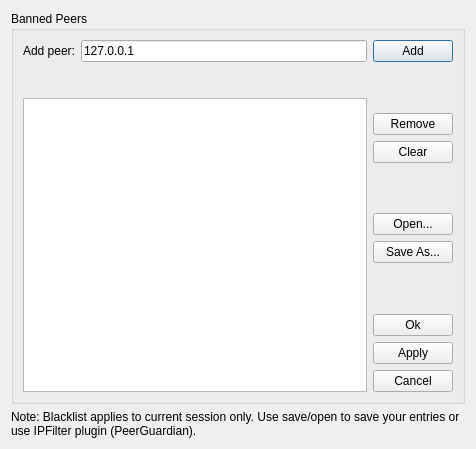
Above: ktorrent/ipfilterwidget.ui from KDE/ktorrent before the change. Below: the same form after it.
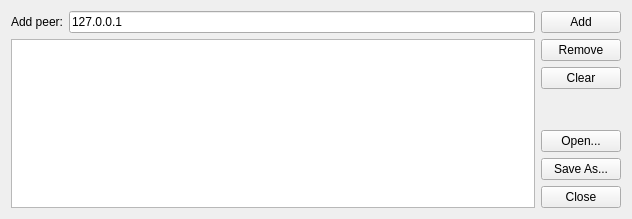
That is the form after the change. Custom widgets are drawn as their Qt base class.

Commit message:
Start of IP filter revamp.
Note: IP filter plugin is disabled for now, it still needs to be fixed

The edit to the form file:
```diff
--- a/ktorrent/ipfilterwidget.ui
+++ b/ktorrent/ipfilterwidget.ui
@@ -1,26 +1,20 @@
 <ui version="4.0" >
- <class>IPFilterWidgetBase</class>
- <widget class="QDialog" name="IPFilterWidgetBase" >
+ <class>IPFilterWidget</class>
+ <widget class="QWidget" name="IPFilterWidget" >
   <property name="geometry" >
    <rect>
     <x>0</x>
     <y>0</y>
-    <width>476</width>
-    <height>449</height>
+    <width>632</width>
+    <height>219</height>
    </rect>
   </property>
   <property name="windowTitle" >
    <string>KTorrent Blacklisted Peers</string>
   </property>
-  <layout class="QGridLayout" >
+  <layout class="QGridLayout" name="gridLayout" >
    <item row="0" column="0" >
-    <widget class="QGroupBox" name="groupBox" >
-     <property name="title" >
-      <string>Banned Peers</string>
-     </property>
-     <layout class="QGridLayout" >
-      <item row="0" column="0" >
-       <layout class="QHBoxLayout" >
+    <layout class="QHBoxLayout" name="horizontalLayout" >
         <item>
          <widget class="QLabel" name="label" >
           <property name="text" >
@@ -29,7 +23,7 @@
          </widget>
         </item>
         <item>
-         <widget class="QLineEdit" name="peerIP" >
+      <widget class="KLineEdit" name="m_ip_to_add" >
           <property name="text" >
            <string>127.0.0.1</string>
           </property>
@@ -37,140 +31,83 @@
         </item>
        </layout>
       </item>
-      <item rowspan="3" row="0" column="1" >
-       <layout class="QVBoxLayout" >
-        <item>
-         <widget class="KPushButton" name="btnAdd" >
+   <item row="0" column="1" >
+    <widget class="KPushButton" name="m_add" >
           <property name="text" >
            <string>Add</string>
           </property>
          </widget>
         </item>
-        <item>
-         <spacer>
-          <property name="orientation" >
-           <enum>Qt::Vertical</enum>
-          </property>
-          <property name="sizeHint" >
-           <size>
-            <width>20</width>
-            <height>21</height>
-           </size>
-          </property>
-         </spacer>
-        </item>
+   <item row="1" column="0" >
+    <widget class="QListView" name="m_ip_list" >
+     <property name="alternatingRowColors" >
+      <bool>true</bool>
+     </property>
+     <property name="selectionMode" >
+      <enum>QAbstractItemView::ContiguousSelection</enum>
+     </property>
+    </widget>
+   </item>
+   <item row="1" column="1" >
+    <layout class="QVBoxLayout" name="verticalLayout_2" >
         <item>
-         <widget class="KPushButton" name="btnRemove" >
+      <widget class="KPushButton" name="m_remove" >
           <property name="text" >
            <string>Remove</string>
           </property>
          </widget>
         </item>
         <item>
-         <widget class="KPushButton" name="btnClear" >
+      <widget class="KPushButton" name="m_clear" >
           <property name="text" >
            <string>Clear</string>
           </property>
          </widget>
         </item>
         <item>
-         <spacer>
+      <spacer name="verticalSpacer" >
           <property name="orientation" >
            <enum>Qt::Vertical</enum>
           </property>
-          <property name="sizeHint" >
+       <property name="sizeHint" stdset="0" >
            <size>
             <width>20</width>
-            <height>16</height>
+         <height>40</height>
            </size>
           </property>
          </spacer>
         </item>
         <item>
-         <widget class="KPushButton" name="btnOpen" >
+      <widget class="KPushButton" name="m_open" >
           <property name="text" >
            <string>Open...</string>
           </property>
          </widget>
         </item>
         <item>
-         <widget class="KPushButton" name="btnSave" >
+      <widget class="KPushButton" name="m_save_as" >
           <property name="text" >
            <string>Save As...</string>
           </property>
          </widget>
         </item>
         <item>
-         <spacer>
-          <property name="orientation" >
-           <enum>Qt::Vertical</enum>
-          </property>
-          <property name="sizeHint" >
-           <size>
-            <width>20</width>
-            <height>16</height>
-           </size>
-          </property>
-         </spacer>
-        </item>
-        <item>
-         <widget class="KPushButton" name="btnOk" >
+      <widget class="KPushButton" name="m_close" >
           <property name="text" >
-           <string>Ok</string>
+        <string>Close</string>
           </property>
          </widget>
         </item>
-        <item>
-         <widget class="KPushButton" name="btnApply" >
-          <property name="text" >
-           <string>Apply</string>
-          </property>
-         </widget>
-        </item>
-        <item>
-         <widget class="KPushButton" name="btnCancel" >
-          <property name="text" >
-           <string>Cancel</string>
-          </property>
-         </widget>
-        </item>
-       </layout>
-      </item>
-      <item row="1" column="0" >
-       <spacer>
-        <property name="orientation" >
-         <enum>Qt::Vertical</enum>
-        </property>
-        <property name="sizeType" >
-         <enum>QSizePolicy::Maximum</enum>
-        </property>
-        <property name="sizeHint" >
-         <size>
-          <width>20</width>
-          <height>30</height>
-         </size>
-        </property>
-       </spacer>
-      </item>
-      <item row="2" column="0" >
-       <widget class="QListWidget" name="lstPeers" />
-      </item>
-     </layout>
-    </widget>
-   </item>
-   <item row="1" column="0" >
-    <widget class="QLabel" name="label_2" >
-     <property name="text" >
-      <string>Note: Blacklist applies to current session only. Use save/open to save your entries or use IPFilter plugin (PeerGuardian).</string>
-     </property>
-     <property name="wordWrap" >
-      <bool>true</bool>
-     </property>
-    </widget>
+    </layout>
    </item>
   </layout>
  </widget>
  <customwidgets>
+  <customwidget>
+   <class>KLineEdit</class>
+   <extends>QLineEdit</extends>
+   <header>klineedit.h</header>
+  </customwidget>
   <customwidget>
    <class>KPushButton</class>
    <extends>QPushButton</extends>
```
Left out of the diff: 5 changed lines with no effect on the pictures. Lines whose indentation alone changed are shown as unchanged. The commit also changes 19 other files.
